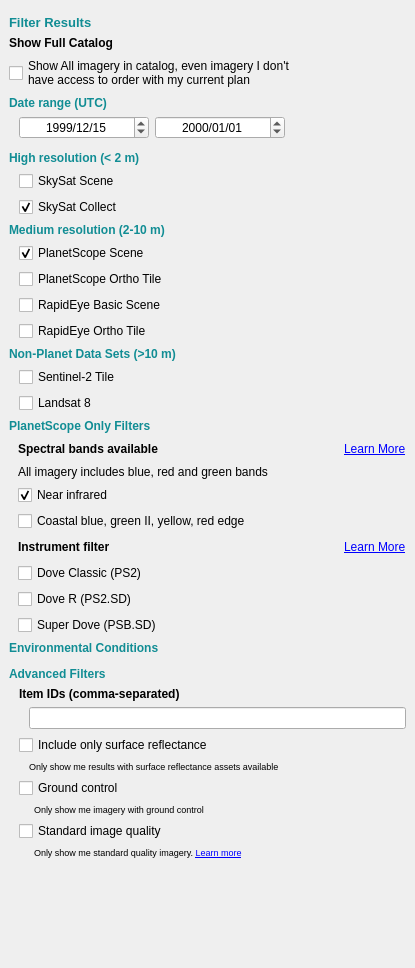
First picture: the form in planet_explorer/ui/pe_daily_filter_base.ui, repository planetlabs/qgis-planet-plugin, before the edit.
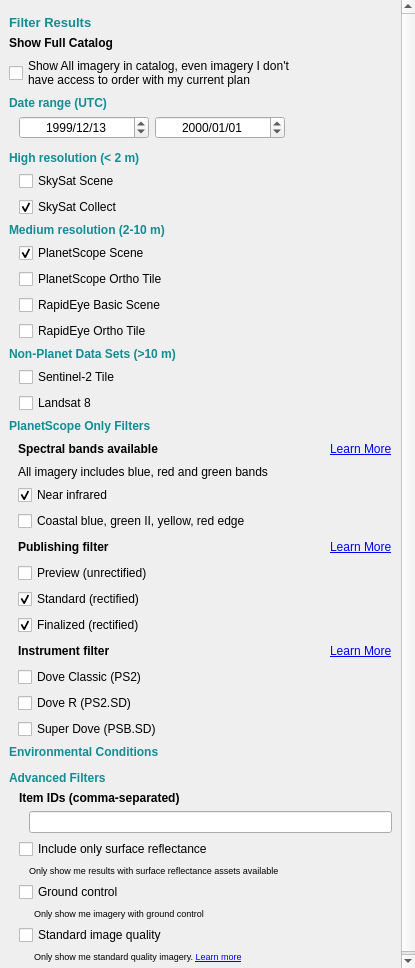
Second picture: the form after the edit. Custom widgets are drawn as their Qt base class.

Commit message: Added published stage as a filtering option for searches. Added metadata publishing stage option.

Diff of the .ui file:
```diff
--- a/planet_explorer/ui/pe_daily_filter_base.ui
+++ b/planet_explorer/ui/pe_daily_filter_base.ui
@@ -45,8 +45,8 @@
        <rect>
         <x>0</x>
         <y>0</y>
-        <width>415</width>
-        <height>968</height>
+        <width>401</width>
+        <height>1115</height>
        </rect>
       </property>
       <layout class="QVBoxLayout" name="verticalLayout_9">
@@ -153,17 +153,17 @@
            </property>
            <property name="dateTime">
             <datetime>
-             <hour>23</hour>
+             <hour>22</hour>
              <minute>0</minute>
              <second>0</second>
              <year>1999</year>
              <month>12</month>
-             <day>15</day>
+             <day>13</day>
             </datetime>
            </property>
            <property name="time">
             <time>
-             <hour>23</hour>
+             <hour>22</hour>
              <minute>0</minute>
              <second>0</second>
             </time>
@@ -504,6 +504,83 @@
                 </item>
                </layout>
               </item>
+              <item>
+               <layout class="QHBoxLayout" name="horizontalLayout_4">
+                <item>
+                 <widget class="QLabel" name="lblPublishFilter">
+                  <property name="styleSheet">
+                   <string notr="true"/>
+                  </property>
+                  <property name="text">
+                   <string>&lt;html&gt;&lt;head/&gt;&lt;body&gt;&lt;p&gt;&lt;span style=&quot; font-weight:600;&quot;&gt;Publishing filter&lt;/span&gt;&lt;/p&gt;&lt;/body&gt;&lt;/html&gt;</string>
+                  </property>
+                 </widget>
+                </item>
+                <item>
+                 <spacer name="horizontalSpacer_5">
+                  <property name="orientation">
+                   <enum>Qt::Horizontal</enum>
+                  </property>
+                  <property name="sizeHint" stdset="0">
+                   <size>
+                    <width>40</width>
+                    <height>20</height>
+                   </size>
+                  </property>
+                 </spacer>
+                </item>
+                <item>
+                 <widget class="QLabel" name="lblLearnMorePublishFilter">
+                  <property name="text">
+                   <string>&lt;html&gt;&lt;head/&gt;&lt;body&gt;&lt;p&gt;&lt;a href=&quot;https://developers.planet.com/docs/apis/data/items-assets/#item-publishing-lifecycle&quot;&gt;&lt;span style=&quot; text-decoration: underline; color:#0000ff;&quot;&gt;Learn More&lt;/span&gt;&lt;/a&gt;&lt;/p&gt;&lt;/body&gt;&lt;/html&gt;</string>
+                  </property>
+                  <property name="openExternalLinks">
+                   <bool>true</bool>
+                  </property>
+                 </widget>
+                </item>
+               </layout>
+              </item>
+              <item>
+               <layout class="QVBoxLayout" name="verticalLayout_16">
+                <item>
+                 <widget class="QCheckBox" name="cb_publish_preview_3">
+                  <property name="text">
+                   <string>Preview (unrectified)</string>
+                  </property>
+                  <property name="api-publish" stdset="0">
+                   <string>preview</string>
+                  </property>
+                 </widget>
+                </item>
+                <item>
+                 <widget class="QCheckBox" name="cb_publish_standard_3">
+                  <property name="text">
+                   <string>Standard (rectified)</string>
+                  </property>
+                  <property name="checked">
+                   <bool>true</bool>
+                  </property>
+                  <property name="api-publish" stdset="0">
+                   <string>standard</string>
+                  </property>
+                 </widget>
+                </item>
+                <item>
+                 <widget class="QCheckBox" name="cb_publish_finalized_3">
+                  <property name="text">
+                   <string>Finalized (rectified)</string>
+                  </property>
+                  <property name="checked">
+                   <bool>true</bool>
+                  </property>
+                  <property name="api-publish" stdset="0">
+                   <string>finalized</string>
+                  </property>
+                 </widget>
+                </item>
+               </layout>
+              </item>
               <item>
                <layout class="QHBoxLayout" name="horizontalLayout_3">
                 <item>
```
The commit also changes 3 other files.
